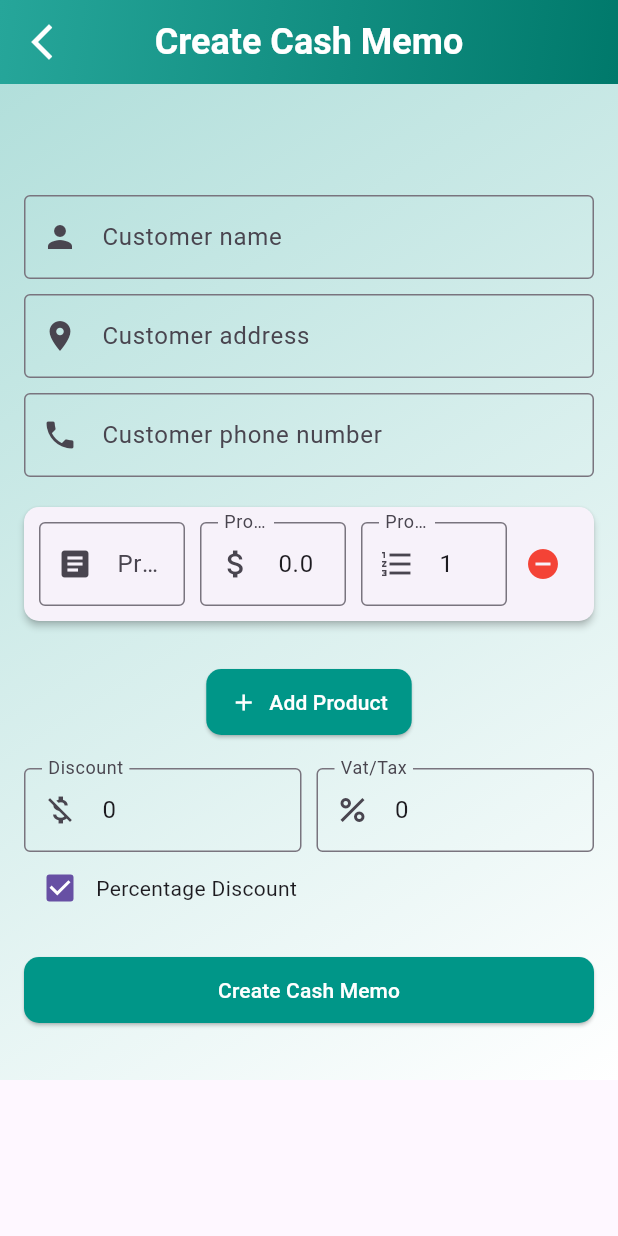
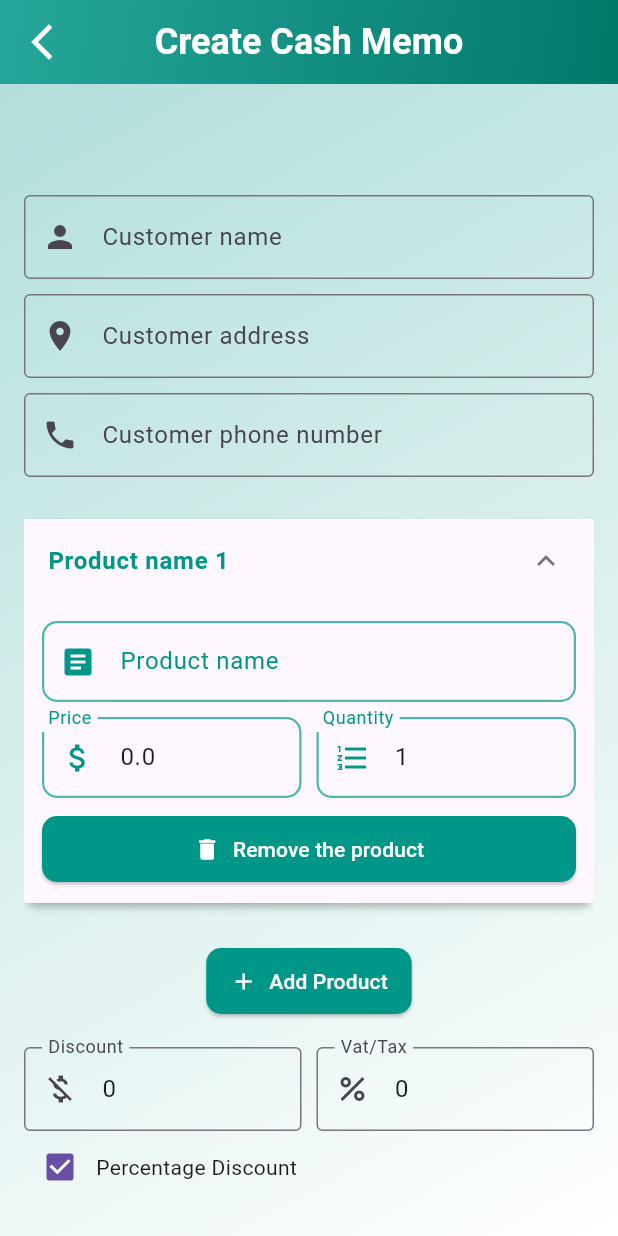
Before and after one commit to peacehunter/cash_memo_creator_flutter, a Flutter app: the CashMemoEdit screen opened directly with empty values, on a phone screen of 412 x 824 dp. Run offline on Flutter 3.47's test engine with Material 3 defaults, Android fonts, the phone set to English and light mode, and no system bars; our stand-ins replace image_picker, pdf, permission_handler, printing, shared_preferences; accounts and stored records are empty; project files that could hold a hidden picture were left out.

Commit message:
UI and UX improvment

```diff
--- a/lib/Memo.dart
+++ b/lib/Memo.dart
@@ -72,29 +72,34 @@ class Product {
   String name;
   double price;
   int quantity;
+  bool isExpanded; // Added isExpanded property
 
-  Product({required this.name, required this.price, required this.quantity});
+  Product({
+    required this.name,
+    required this.price,
+    required this.quantity,
+    this.isExpanded = false, // Initialize to false by default
+  });
 
   Map<String, dynamic> toJson() {
     return {
       'name': name,
       'price': price,
       'quantity': quantity,
+      'isExpanded': isExpanded, // Include isExpanded in toJson
     };
   }
 
   static Product fromJson(Map<String, dynamic> json) {
     return Product(
       name: json['name'],
-      // Ensure price is parsed as a double, regardless of whether it's a String, int, or double
       price: (json['price'] is String)
           ? double.tryParse(json['price']) ?? 0.0
           : json['price'].toDouble(),
-      // Ensure quantity is parsed as an int, regardless of whether it's a String or int
       quantity: (json['quantity'] is String)
           ? int.tryParse(json['quantity']) ?? 0
           : json['quantity'],
+      isExpanded: json['isExpanded'] ?? false, // Parse isExpanded from JSON, default to false
     );
   }
-
 }
--- a/lib/l10n/app_bn.arb
+++ b/lib/l10n/app_bn.arb
@@ -19,6 +19,7 @@
   "product_subtotal": "মোট",
   "product_total": "সর্বমোট",
   "add_product_button_label":"পণ্য যোগ করুন",
+  "remove_product_button_label":"পন্যটি মুছে ফেলুন",
 
   "discount_label": "ছাড়",
   "tax_label": "ভ্যাট/ট্যাক্স %",
--- a/lib/l10n/app_en.arb
+++ b/lib/l10n/app_en.arb
@@ -18,6 +18,8 @@
   "product_quantity": "Quantity",
 
   "add_product_button_label":"Add Product",
+  "remove_product_button_label":"Remove the product",
+
 
   "discount_label": "Discount",
   "tax_label": "Vat/Tax",
--- a/lib/l10n/gen_l10n/app_localizations.dart
+++ b/lib/l10n/gen_l10n/app_localizations.dart
@@ -196,6 +196,12 @@ abstract class AppLocalizations {
   /// In en, this message translates to:
   /// **'Add Product'**
   String get add_product_button_label;
+
+  /// No description provided for @remove_product_button_label.
+  ///
+  /// In en, this message translates to:
+  /// **'Remove the product'**
+  String get remove_product_button_label;
 
   /// No description provided for @discount_label.
   ///
--- a/lib/l10n/gen_l10n/app_localizations_bn.dart
+++ b/lib/l10n/gen_l10n/app_localizations_bn.dart
@@ -56,6 +56,9 @@ class AppLocalizationsBn extends AppLocalizations {
 
   @override
   String get add_product_button_label => 'পণ্য যোগ করুন';
+
+  @override
+  String get remove_product_button_label => 'পন্যটি মুছে ফেলুন';
 
   @override
   String get discount_label => 'ছাড়';
--- a/lib/l10n/gen_l10n/app_localizations_en.dart
+++ b/lib/l10n/gen_l10n/app_localizations_en.dart
@@ -56,6 +56,9 @@ class AppLocalizationsEn extends AppLocalizations {
 
   @override
   String get add_product_button_label => 'Add Product';
+
+  @override
+  String get remove_product_button_label => 'Remove the product';
 
   @override
   String get discount_label => 'Discount';
--- a/lib/memo_edit.dart
+++ b/lib/memo_edit.dart
@@ -132,10 +132,6 @@ class _CashMemoEditState extends State<CashMemoEdit> {
     // Load company info
     loadCompanyInfo(localizations);
   }
-
-
-
-
   Future<void> loadCompanyInfo(localizations) async {
     SharedPreferences prefs = await SharedPreferences.getInstance();
     setState(() {
@@ -575,12 +571,9 @@ class _CashMemoEditState extends State<CashMemoEdit> {
     return pw.Column(
       crossAxisAlignment: pw.CrossAxisAlignment.start,
       children: [
-        pw.Text(
-            'Customer name: ${customerNameController.text}'),
-        pw.Text(
-            'Customer address: ${customerAddressController.text}'),
-        pw.Text(
-            'Phone number: ${customerPhoneNumberController.text}'),
+        pw.Text('Customer name: ${customerNameController.text}'),
+        pw.Text('Customer address: ${customerAddressController.text}'),
+        pw.Text('Phone number: ${customerPhoneNumberController.text}'),
       ],
     );
   }
@@ -755,6 +748,7 @@ class _CashMemoEditState extends State<CashMemoEdit> {
     );
   }
 
+  @override
   Widget build(BuildContext context) {
     var localizations = AppLocalizations.of(context)!; // Get localization
 
@@ -922,169 +916,121 @@ class _CashMemoEditState extends State<CashMemoEdit> {
     );
   }
 
-  void _showInputDialog(int index, String label, TextEditingController controller, Function(String) onSubmitted) {
-    FocusNode focusNode = FocusNode();
-
-    showDialog(
-      context: context,
-      builder: (BuildContext context) {
-        // Request focus when the dialog is built
-        WidgetsBinding.instance.addPostFrameCallback((_) {
-          FocusScope.of(context).requestFocus(focusNode);
-        });
-
-        return AlertDialog(
+  Widget _buildProductList(AppLocalizations localizations) {
+    return SingleChildScrollView(
+      child: Column(
+        children: List.generate(products.length, (index) {
+          return Card(
             shape: RoundedRectangleBorder(
-            borderRadius: BorderRadius.circular(15.0), // Rounded corners for the dialog
+              borderRadius: BorderRadius.circular(10), // Rounded edges
             ),
+            color: Colors.teal,
+            margin: const EdgeInsets.symmetric(vertical: 8, horizontal: 0), // Margin between cards
+            elevation: 2, // Elevation for shadow effect
+            child: ExpansionPanelList(
+              elevation: 0, // No elevation for the list inside the card
+              expandedHeaderPadding: EdgeInsets.zero,
+              children: [
+                ExpansionPanel(
+                  headerBuilder: (BuildContext context, bool isExpanded) {
+                    return ListTile(
                       title: Text(
-            label,
-            style: TextStyle(fontSize: 20, fontWeight: FontWeight.bold), // Bold title
-          ),
-          content: Container(
-            width: double.maxFinite, // Full width for the dialog content
-            child: Column(
-              mainAxisSize: MainAxisSize.min,
-              children: [
-                TextField(
-                  controller: controller,
-                  focusNode: focusNode, // Assign the FocusNode to the TextField
-                  keyboardType: (label == "Product Quantity" || label == "Product Price") // Set keyboard type based on the label
-                      ? TextInputType.number // Number keyboard for price and quantity
-                      : TextInputType.text, // Default text keyboard for other fields
-                  decoration: InputDecoration(
-                    border: OutlineInputBorder(
-                      borderRadius: BorderRadius.circular(10), // Rounded corners for the TextField
-                    ),
-                    labelText: label,
-                    prefixIcon: Icon(Icons.edit, color: Colors.blue), // Icon for the TextField
-                  ),
-                  onSubmitted: (value) {
-                    onSubmitted(value);
-                    Navigator.of(context).pop(); // Close the dialog
-                  },
-                ),
-              ],
+                        products[index].name.isNotEmpty ? products[index].name : '${localizations.product_name} ${index + 1}',
+                        style: const TextStyle(
+                          fontWeight: FontWeight.bold,
+                          color: Colors.teal,
                         ),
                       ),
-          actions: [
-            TextButton(
-              onPressed: () => Navigator.of(context).pop(), // Close the dialog without action
-              style: TextButton.styleFrom(
-                foregroundColor: Colors.white, backgroundColor: Colors.red, // Button background color
-                shape: RoundedRectangleBorder(
-                  borderRadius: BorderRadius.circular(10), // Rounded corners for the button
-                ),
-                padding: EdgeInsets.symmetric(horizontal: 20, vertical: 10), // Button padding
-              ),
-              child: Text('Cancel'),
-            ),
-            TextButton(
-              onPressed: () {
-                onSubmitted(controller.text);
-                Navigator.of(context).pop(); // Close the dialog
-              },
-              style: TextButton.styleFrom(
-                foregroundColor: Colors.white, backgroundColor: Colors.green, // Button background color
-                shape: RoundedRectangleBorder(
-                  borderRadius: BorderRadius.circular(10), // Rounded corners for the button
-                ),
-                padding: EdgeInsets.symmetric(horizontal: 20, vertical: 10), // Button padding
-              ),
-              child: Text('OK'),
-            ),
-          ],
                     );
                   },
-    );
-  }
-
-  Widget _buildProductList(localization) {
-    return Column(
+                  body: Padding(
+                    padding: const EdgeInsets.all(12.0),
+                    child: Column(
                       crossAxisAlignment: CrossAxisAlignment.stretch,
-      children: List.generate(products.length, (index) {
-        return Card(
-          margin: const EdgeInsets.only(bottom: 10),
-          elevation: 2,
-          shape: RoundedRectangleBorder(
+                      children: [
+                        // Product Name (Full Width)
+                        TextField(
+                          controller: _nameControllers[index],
+                          onChanged: (value) {
+                            setState(() {
+                              products[index].name = value;
+                            });
+                          },
+                          decoration: InputDecoration(
+                            labelText: localizations.product_name,
+                            labelStyle: const TextStyle(color: Colors.teal),
+                            enabledBorder: OutlineInputBorder(
                               borderRadius: BorderRadius.circular(10),
+                              borderSide: BorderSide(color: Colors.teal.shade300, width: 1.5), // Lighter border
                             ),
-          child: Padding(
-            padding: const EdgeInsets.all(10.0),
-            child: Row(
+                            focusedBorder: OutlineInputBorder(
+                              borderRadius: BorderRadius.circular(10),
+                              borderSide: BorderSide(color: Colors.teal.shade700, width: 2), // Darker border on focus
+                            ),
+                            prefixIcon: const Icon(Icons.article, color: Colors.teal),
+                            contentPadding: const EdgeInsets.symmetric(vertical: 15), // Better vertical alignment
+                          ),
+                        ),
+                        const SizedBox(height: 10),
+                        // Row with Product Price and Quantity
+                        Row(
                           children: [
                             Expanded(
-                  child: GestureDetector(
-                    onTap: () => _showInputDialog(
-                      index,
-                      'Product Name',
-                      _nameControllers[index],
-                          (value) => setState(() {
-                        products[index].name = value;
-                      }),
+                              child: TextField(
+                                controller: _priceControllers[index],
+                                onChanged: (value) {
+                                  setState(() {
+                                    products[index].price = double.tryParse(value) ?? 0;
+                                  });
+                                },
+                                decoration: InputDecoration(
+                                  labelText: localizations.product_price,
+                                  labelStyle: const TextStyle(color: Colors.teal),
+                                  enabledBorder: OutlineInputBorder(
+                                    borderRadius: BorderRadius.circular(10),
+                                    borderSide: BorderSide(color: Colors.teal.shade300, width: 1.5), // Lighter border
                                   ),
-                    child: AbsorbPointer(
-                      child: TextField(
-                        controller: _nameControllers[index],
-                        decoration: InputDecoration(
-                          labelText: 'Product Name',
-                          border: const OutlineInputBorder(),
-                          prefixIcon: const Icon(Icons.article),
+                                  focusedBorder: OutlineInputBorder(
+                                    borderRadius: BorderRadius.circular(10),
+                                    borderSide: BorderSide(color: Colors.teal.shade700, width: 2), // Darker border on focus
                                   ),
+                                  prefixIcon: const Icon(Icons.attach_money, color: Colors.teal),
+                                  contentPadding: const EdgeInsets.symmetric(vertical: 15), // Better vertical alignment
                                 ),
-                    ),
+                                keyboardType: TextInputType.number,
                               ),
                             ),
                             const SizedBox(width: 10),
                             Expanded(
-                  child: GestureDetector(
-                    onTap: () => _showInputDialog(
-                      index,
-                      'Product Price',
-                      _priceControllers[index],
-                          (value) => setState(() {
-                        products[index].price = double.tryParse(value) ?? 0;
-                      }),
+                              child: TextField(
+                                controller: _quantityControllers[index],
+                                onChanged: (value) {
+                                  setState(() {
+                                    products[index].quantity = int.tryParse(value) ?? 1;
+                                  });
+                                },
+                                decoration: InputDecoration(
+                                  labelText: localizations.product_quantity,
+                                  labelStyle: const TextStyle(color: Colors.teal),
+                                  enabledBorder: OutlineInputBorder(
+                                    borderRadius: BorderRadius.circular(10),
+                                    borderSide: BorderSide(color: Colors.teal.shade300, width: 1.5), // Lighter border
                                   ),
-                    child: AbsorbPointer(
-                      child: TextField(
-                        controller: _priceControllers[index],
-                        decoration: InputDecoration(
-                          labelText: 'Product Price',
-                          border: const OutlineInputBorder(),
-                          prefixIcon: const Icon(Icons.attach_money),
+                                  focusedBorder: OutlineInputBorder(
+                                    borderRadius: BorderRadius.circular(10),
+                                    borderSide: BorderSide(color: Colors.teal.shade700, width: 2), // Darker border on focus
+                                  ),
+                                  prefixIcon: const Icon(Icons.format_list_numbered, color: Colors.teal),
+                                  contentPadding: const EdgeInsets.symmetric(vertical: 15), // Better vertical alignment
                                 ),
                                 keyboardType: TextInputType.number,
                               ),
                             ),
+                          ],
                         ),
-                ),
-                const SizedBox(width: 10),
-                Expanded(
-                  child: GestureDetector(
-                    onTap: () => _showInputDialog(
-                      index,
-                      'Product Quantity',
-                      _quantityControllers[index],
-                          (value) => setState(() {
-                        products[index].quantity = int.tryParse(value) ?? 1;
-                      }),
-                    ),
-                    child: AbsorbPointer(
-                      child: TextField(
-                        controller: _quantityControllers[index],
-                        decoration: InputDecoration(
-                          labelText: 'Product Quantity',
-                          border: const OutlineInputBorder(),
-                          prefixIcon: const Icon(Icons.format_list_numbered),
-                        ),
-                        keyboardType: TextInputType.number,
-                      ),
-                    ),
-                  ),
-                ),
-                IconButton(
-                  icon: const Icon(Icons.remove_circle, color: Colors.red),
+                        const SizedBox(height: 10),
+                        // Remove Product Button with Teal color scheme
+                        ElevatedButton.icon(
                           onPressed: () {
                             setState(() {
                               products.removeAt(index);
@@ -1093,12 +1039,33 @@ class _CashMemoEditState extends State<CashMemoEdit> {
                               _quantityControllers.removeAt(index);
                             });
                           },
+                          icon: const Icon(Icons.delete, color: Colors.white),
+                          label: Text(localizations.remove_product_button_label), // Updated to localized text
+                          style: ElevatedButton.styleFrom(
+                            backgroundColor: Colors.teal, // Matches the teal theme
+                            foregroundColor: Colors.white,
+                            padding: const EdgeInsets.symmetric(horizontal: 16, vertical: 12),
+                            shape: RoundedRectangleBorder(
+                              borderRadius: BorderRadius.circular(10),
+                            ),
+                          ),
                         ),
                       ],
                     ),
                   ),
+                  isExpanded: products[index].isExpanded ? false : true,
+                ),
+              ],
+              // Expansion callback to toggle the state of the panel
+              expansionCallback: (int index, bool isExpanded) {
+                setState(() {
+                  products[index].isExpanded = !isExpanded; // Toggle the expanded state
+                });
+              },
+            ),
           );
         }),
+      ),
     );
   }
 
```
Lines whose indentation alone changed are shown as unchanged.
